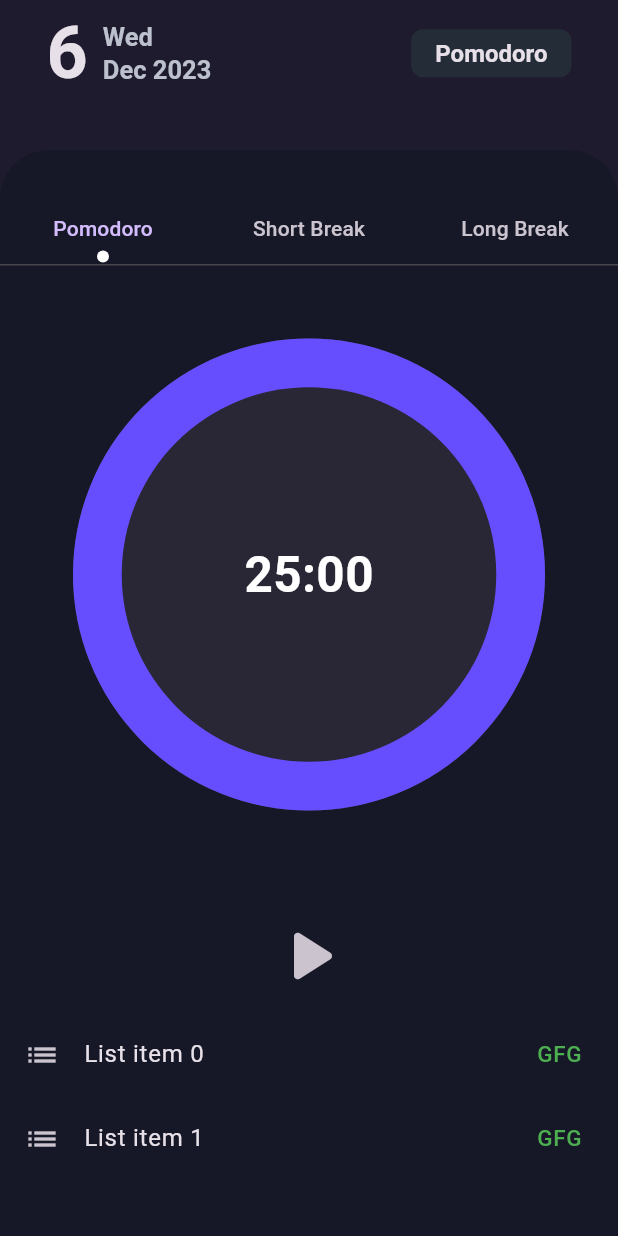
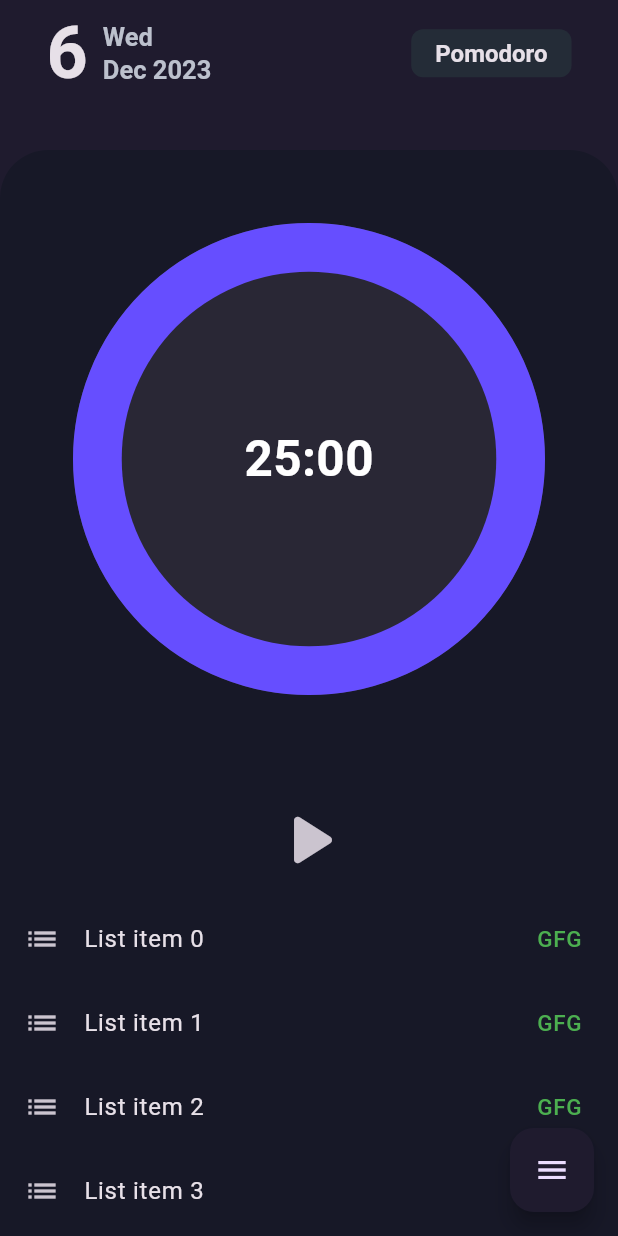
Before and after one commit to aricodeine/pmdr, a Flutter app: the screen it shows after launch, on a phone screen of 412 x 824 dp. Run offline on Flutter 3.47's test engine with Material 3 defaults, Android fonts, the light colour scheme and no system bars; drawn by our look-alikes of circular_countdown_timer, flutter_expandable_fab; our stand-ins replace bloc, flutter_bloc, gap.

Commit message:
removed tabbar, added expandable fab for easier navigation

```diff
--- a/lib/core/constants.dart
+++ b/lib/core/constants.dart
@@ -4,14 +4,13 @@ import 'package:pmdr/screens/home_screen.dart';
 const TextStyle kOptionStyle = TextStyle(fontSize: 30, fontWeight: FontWeight.bold);
 const double kBottomNavigationIconSize = 35;
 const kAppColor = Color(0xff1f1b2e);
+const kNavigationDuration = Duration(milliseconds: 400);
 const kAppBarSubtextStyle =
     TextStyle(fontSize: 17, color: Color(0xffBCC1CD), fontWeight: FontWeight.w700);
 const kTodaysDateStyle = TextStyle(fontSize: 48, fontWeight: FontWeight.bold);
 const kBackgroundDecoration = BoxDecoration(
   color: Color(0xFF171827),
   borderRadius: BorderRadius.only(
-    bottomLeft: Radius.circular(0),
-    bottomRight: Radius.circular(0),
     topLeft: Radius.circular(32),
     topRight: Radius.circular(32),
   ),
--- /dev/null
+++ b/lib/core/widgets/curved_background.dart
@@ -0,0 +1,13 @@
+import 'package:flutter/material.dart';
+import 'package:pmdr/core/constants.dart';
+
+class CurvedBackground extends StatelessWidget {
+  const CurvedBackground({super.key});
+
+  @override
+  Widget build(BuildContext context) {
+    return Container(
+      decoration: kBackgroundDecoration,
+    );
+  }
+}
--- a/lib/main.dart
+++ b/lib/main.dart
@@ -34,6 +34,10 @@ class MyApp extends StatelessWidget {
             showSelectedLabels: false,
             unselectedItemColor: const Color(0xffFFF6F6),
             selectedItemColor: const Color(0xff664eff)),
+        floatingActionButtonTheme: const FloatingActionButtonThemeData(
+          backgroundColor: kAppColor,
+          splashColor: Color(0xff664eff),
+        ),
         canvasColor: Colors.transparent,
         useMaterial3: true,
       ),
--- a/lib/screens/home_screen.dart
+++ b/lib/screens/home_screen.dart
@@ -1,10 +1,13 @@
 import 'package:flutter/material.dart';
+import 'package:flutter_bloc/flutter_bloc.dart';
+import 'package:flutter_expandable_fab/flutter_expandable_fab.dart';
 import 'package:gap/gap.dart';
 import 'package:intl/intl.dart';
+import 'package:pmdr/blocs/timer/bloc/timer_bloc.dart';
 import 'package:pmdr/core/constants.dart';
 import 'package:pmdr/core/widgets/app_title.dart';
-import 'package:pmdr/core/widgets/dot_indicator.dart';
-import 'package:pmdr/screens/page_views/tabbar_views/longg_break_view.dart';
+import 'package:pmdr/core/widgets/curved_background.dart';
+import 'package:pmdr/screens/page_views/tabbar_views/long_break_view.dart';
 import 'package:pmdr/screens/page_views/tabbar_views/pomodoro_view.dart';
 import 'package:pmdr/screens/page_views/tabbar_views/short_break_view.dart';
 
@@ -17,19 +20,29 @@ class HomeScreen extends StatefulWidget {
 
 class _HomeScreenState extends State<HomeScreen> with SingleTickerProviderStateMixin {
   final DateTime today = DateTime.now();
-  late TabController _tabController;
+  final _key = GlobalKey<ExpandableFabState>();
+  final Color navigationBarColor = Colors.white;
+  late PageController _pageController;
 
   @override
   void initState() {
     super.initState();
-    // BlocProvider.of<TimerBloc>(context).add(TimerInitialEvent());
-    _tabController = TabController(vsync: this, length: 3);
+    BlocProvider.of<TimerBloc>(context).add(TimerInitialEvent());
+    _pageController = PageController();
   }
 
   @override
   void dispose() {
-    _tabController.dispose();
+    _pageController.dispose();
     super.dispose();
+  }
+
+  void _toggleExpandableFab() {
+    final state = _key.currentState;
+    if (state != null) {
+      debugPrint('isOpen:${state.isOpen}');
+      state.toggle();
+    }
   }
 
   @override
@@ -67,39 +80,53 @@ class _HomeScreenState extends State<HomeScreen> with SingleTickerProviderStateM
           ),
         ),
       ),
-      body: Container(
-        width: deviceSize.width,
-        height: deviceSize.height,
-        decoration: kBackgroundDecoration,
-        child: Column(
-          mainAxisAlignment: MainAxisAlignment.center,
+      body: Stack(
+        children: [
+          const CurvedBackground(), // Curved background goes here
+          SizedBox(
+            width: deviceSize.width,
+            height: deviceSize.height,
+            child: PageView(
+              physics: const NeverScrollableScrollPhysics(),
+              controller: _pageController,
+              children: <Widget>[
+                PomodoroView(),
+                ShortBreakView(),
+                LongBreakView(),
+              ],
+            ),
+          ),
+        ],
+      ),
+      floatingActionButtonLocation: ExpandableFab.location,
+      floatingActionButton: ExpandableFab(
+          key: _key,
+          overlayStyle: ExpandableFabOverlayStyle(blur: 10),
+          distance: 80,
+          type: ExpandableFabType.up,
           children: [
-            TabBar(
-                controller: _tabController,
-                indicator: const DotIndicator(),
-                overlayColor: const MaterialStatePropertyAll(Colors.transparent),
-                tabs: const [
-                  Tab(
-                    text: 'Pomodoro',
-                  ),
-                  Tab(
-                    text: 'Short Break',
-                  ),
-                  Tab(
-                    text: 'Long Break',
-                  ),
-                ]),
-            SizedBox(
-              height: MediaQuery.of(context).size.height * 0.75,
-              child: TabBarView(controller: _tabController, children: [
-                SingleChildScrollView(child: PomodoroView()),
-                SingleChildScrollView(child: ShortBreakView()),
-                SingleChildScrollView(child: LongBreakView())
-              ]),
-            ),
-          ],
-        ),
-      ),
+            FloatingActionButton.extended(
+                onPressed: () {
+                  _pageController.animateToPage(0,
+                      duration: kNavigationDuration, curve: Curves.easeIn);
+                  _toggleExpandableFab();
+                },
+                label: const Text('Pomodoro')),
+            FloatingActionButton.extended(
+                onPressed: () {
+                  _pageController.animateToPage(1,
+                      duration: kNavigationDuration, curve: Curves.easeIn);
+                  _toggleExpandableFab();
+                },
+                label: const Text('Short Break')),
+            FloatingActionButton.extended(
+                onPressed: () {
+                  _pageController.animateToPage(2,
+                      duration: kNavigationDuration, curve: Curves.easeIn);
+                  _toggleExpandableFab();
+                },
+                label: const Text('Long Break')),
+          ]),
     );
   }
 }
--- a/lib/screens/page_views/tabbar_views/longg_break_view.dart
+++ b/lib/screens/page_views/tabbar_views/long_break_view.dart
@@ -14,9 +14,10 @@ class LongBreakView extends StatelessWidget {
   @override
   Widget build(BuildContext context) {
     return Column(
+      mainAxisSize: MainAxisSize.min,
       children: [
         PmdrTimer(
-          mins: Utilities.pomodoroProfile.numberOfMins,
+          mins: Utilities.longBreakProfile.numberOfMins,
           controller: _controller,
         ),
         const Gap(10),
--- a/lib/screens/page_views/tabbar_views/pomodoro_view.dart
+++ b/lib/screens/page_views/tabbar_views/pomodoro_view.dart
@@ -13,7 +13,9 @@ class PomodoroView extends StatelessWidget {
 
   @override
   Widget build(BuildContext context) {
-    return Column(
+    return SingleChildScrollView(
+      child: Column(
+        mainAxisSize: MainAxisSize.min,
         children: [
           PmdrTimer(
             mins: Utilities.pomodoroProfile.numberOfMins,
@@ -62,8 +64,8 @@ class PomodoroView extends StatelessWidget {
               }
 
               return IconButton(
-              onPressed: () =>
-                  BlocProvider.of<TimerBloc>(context).add(TimerStartEvent(controller: _controller)),
+                onPressed: () => BlocProvider.of<TimerBloc>(context)
+                    .add(TimerStartEvent(controller: _controller)),
                 icon: const Icon(Icons.play_arrow_rounded, size: 60),
               );
             },
@@ -83,6 +85,7 @@ class PomodoroView extends StatelessWidget {
             },
           ),
         ],
+      ),
     );
   }
 }
--- a/lib/screens/page_views/tabbar_views/short_break_view.dart
+++ b/lib/screens/page_views/tabbar_views/short_break_view.dart
@@ -14,9 +14,10 @@ class ShortBreakView extends StatelessWidget {
   @override
   Widget build(BuildContext context) {
     return Column(
+      mainAxisSize: MainAxisSize.min,
       children: [
         PmdrTimer(
-          mins: Utilities.pomodoroProfile.numberOfMins,
+          mins: Utilities.shortBreakProfile.numberOfMins,
           controller: _controller,
         ),
         const Gap(10),
--- a/pubspec.yaml
+++ b/pubspec.yaml
@@ -44,6 +44,7 @@ dependencies:
   gap: ^3.0.1
   meta: ^1.9.1
   intl: ^0.18.1
+  flutter_expandable_fab: ^2.0.0
 
 dev_dependencies:
   flutter_test:
```
Also changed, not shown: pubspec.lock. Lines whose indentation alone changed are shown as unchanged.
